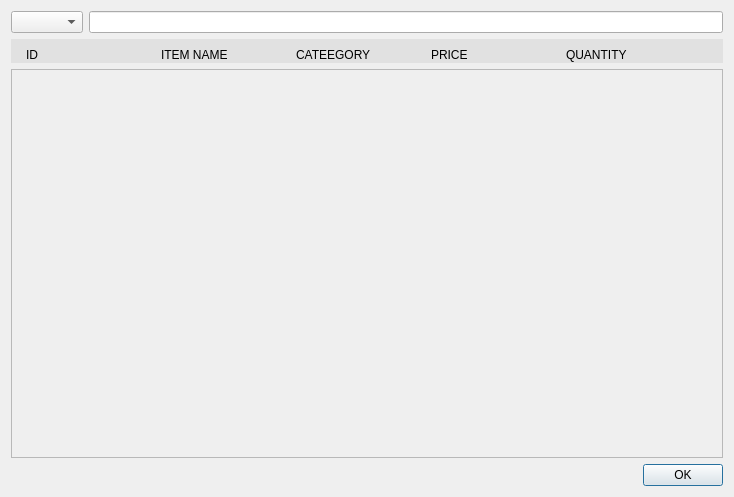
First picture: the form in menu/order/DialogBox/addorderitem.ui, repository Anmol-A-jain/Dyner, before the edit.
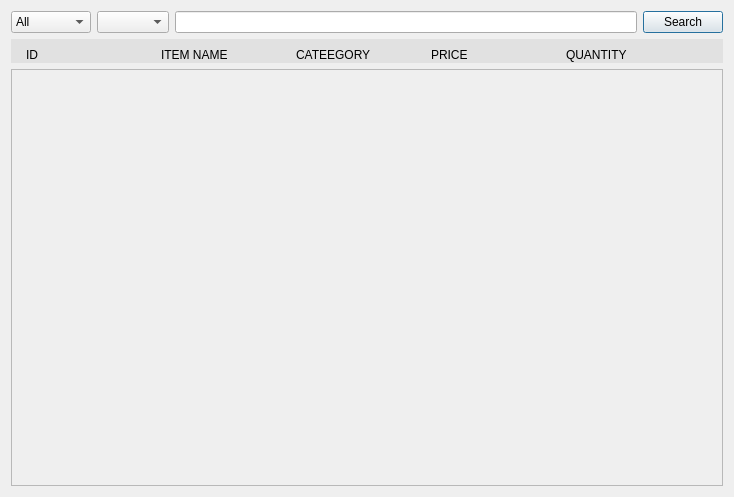
Second picture: the form after the edit.

Diff of the .ui file:
```diff
--- a/menu/order/DialogBox/addorderitem.ui
+++ b/menu/order/DialogBox/addorderitem.ui
@@ -30,7 +30,7 @@
           <x>0</x>
           <y>0</y>
           <width>712</width>
-          <height>395</height>
+          <height>415</height>
          </rect>
         </property>
         <layout class="QVBoxLayout" name="verticalLayout_2">
@@ -84,10 +84,46 @@
      <item row="1" column="0">
       <layout class="QHBoxLayout" name="horizontalLayout">
        <item>
-        <widget class="QComboBox" name="cmbsearch"/>
+        <widget class="QComboBox" name="menuColumn">
+         <item>
+          <property name="text">
+           <string>All</string>
+          </property>
+         </item>
+         <item>
+          <property name="text">
+           <string>ID</string>
+          </property>
+         </item>
+         <item>
+          <property name="text">
+           <string>Name</string>
+          </property>
+         </item>
+         <item>
+          <property name="text">
+           <string>Category</string>
+          </property>
+         </item>
+         <item>
+          <property name="text">
+           <string>Price</string>
+          </property>
+         </item>
+        </widget>
        </item>
        <item>
-        <widget class="QLineEdit" name="lnEditSearch"/>
+        <widget class="QComboBox" name="categoryList"/>
+       </item>
+       <item>
+        <widget class="QLineEdit" name="SearchTextBox"/>
+       </item>
+       <item>
+        <widget class="QPushButton" name="btnSearch">
+         <property name="text">
+          <string>Search</string>
+         </property>
+        </widget>
        </item>
       </layout>
      </item>
@@ -175,16 +211,6 @@
      </item>
     </layout>
    </item>
-   <item>
-    <widget class="QDialogButtonBox" name="buttonBox">
-     <property name="orientation">
-      <enum>Qt::Horizontal</enum>
-     </property>
-     <property name="standardButtons">
-      <set>QDialogButtonBox::Ok</set>
-     </property>
-    </widget>
-   </item>
   </layout>
  </widget>
  <resources/>
```
Left out of the diff: 35 changed lines with no effect on the pictures.
